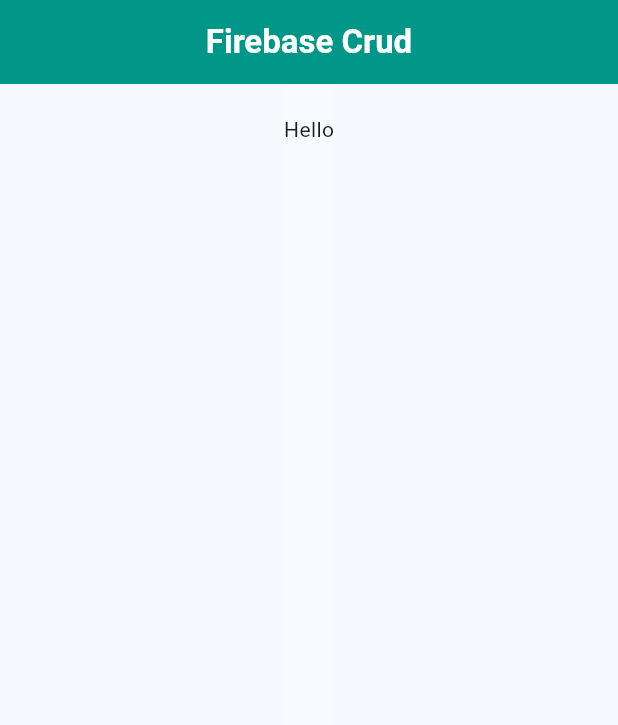
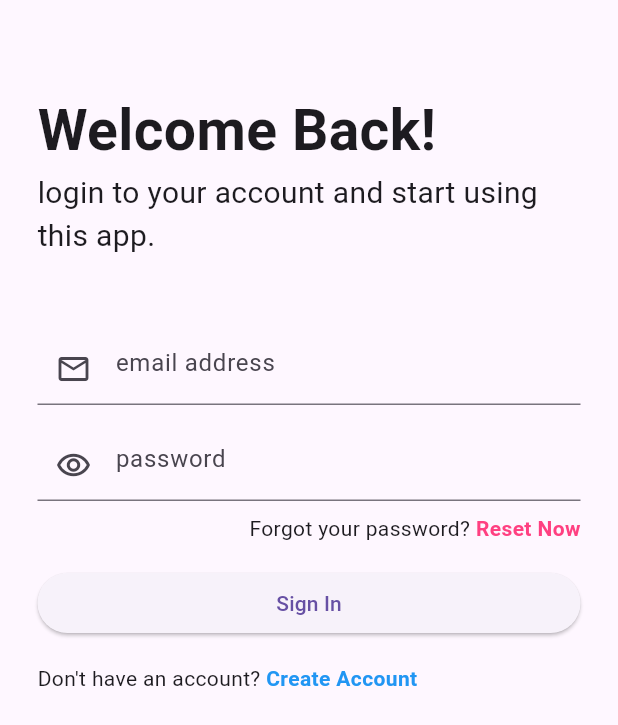
Before and after one commit to Tanvir-Hasan2/Firebase-CRUD-all-by-me, a Flutter app: the screen it shows after launch, on a phone screen of 412 x 824 dp. Shown: the top 725 px of the screen. Run offline on Flutter 3.47's test engine with Material 3 defaults, Android fonts, the phone set to English and light mode, and no system bars; our stand-ins replace cloud_firestore, firebase_auth, firebase_core, firebase_storage, fluttertoast, image_picker; accounts and stored records are empty.

Commit message:
added crud service and login

```diff
--- /dev/null
+++ b/lib/auth/sign_in.dart
@@ -0,0 +1,159 @@
+import 'package:firebase_auth/firebase_auth.dart';
+import 'package:flutter/gestures.dart';
+import 'package:flutter/material.dart';
+
+import '../home.dart';
+import 'reset_password.dart';
+import 'sign_up.dart';
+
+
+class SignIn extends StatelessWidget {
+
+  TextEditingController _emailController = TextEditingController();
+  TextEditingController _passwordController = TextEditingController();
+
+  signIn(email, pass, context) async {
+    try {
+      final credential = await FirebaseAuth.instance.signInWithEmailAndPassword(
+        email: email,
+        password: pass,
+      );
+      var authCredential = credential.user;
+      if (authCredential!.uid.isNotEmpty) {
+        Navigator.push(context,
+            MaterialPageRoute(builder: (context) => HomeScreen()));
+      }
+    } on FirebaseAuthException catch (e) {
+      if (e.code == 'user-not-found') {
+        print('No user found for that email.');
+      } else if (e.code == 'wrong-password') {
+        print('Wrong password provided for that user.');
+      }
+    }
+  }
+
+
+  signOut() async {
+    var result = await FirebaseAuth.instance.signOut();
+    return result;
+  }
+
+  @override
+  Widget build(BuildContext context) {
+    return Scaffold(
+      body: SafeArea(
+        child: Padding(
+          padding: const EdgeInsets.only(
+            top: 60,
+            left: 25,
+            right: 25,
+          ),
+          child: SingleChildScrollView(
+            child: Column(
+              crossAxisAlignment: CrossAxisAlignment.start,
+              children: [
+                Text(
+                  'Welcome Back!',
+                  style: TextStyle(
+                    fontSize: 38,
+                    fontWeight: FontWeight.w600,
+                  ),
+                ),
+                Text(
+                  'login to your account and start using this app.',
+                  style: TextStyle(
+                    fontSize: 20,
+                    fontWeight: FontWeight.w400,
+                  ),
+                ),
+                SizedBox(
+                  height: 50,
+                ),
+                TextFormField(
+                  controller: _emailController,
+                  decoration: InputDecoration(
+                    hintText: 'email address',
+                    prefixIcon: Icon(
+                      Icons.email_outlined,
+                    ),
+                  ),
+                ),
+                Divider(
+                  color: Colors.transparent,
+                ),
+                TextFormField(
+                  controller: _passwordController,
+                  decoration: InputDecoration(
+                    hintText: 'password',
+                    prefixIcon: Icon(
+                      Icons.remove_red_eye_outlined,
+                    ),
+                  ),
+                ),
+                SizedBox(
+                  height: 8,
+                ),
+                Align(
+                  alignment: Alignment.bottomRight,
+                  child: Text.rich(
+                    TextSpan(text: 'Forgot your password? ', children: [
+                      TextSpan(
+                        recognizer: TapGestureRecognizer()
+                          ..onTap = () => Navigator.push(
+                            context,
+                            MaterialPageRoute(
+                              builder: (_) => ResetPassword(),
+                            ),
+                          ),
+                        text: 'Reset Now',
+                        style: TextStyle(
+                          fontWeight: FontWeight.w600,
+                          color: Colors.pinkAccent,
+                        ),
+                      )
+                    ]),
+                  ),
+                ),
+                Divider(
+                  color: Colors.transparent,
+                ),
+                SizedBox(
+                  width: double.maxFinite,
+                  child: ElevatedButton(
+                    onPressed: () => signIn(
+                        _emailController.text, _passwordController.text, context),
+                    child: Text('Sign In'),
+                  ),
+                ),
+                Divider(
+                  color: Colors.transparent,
+                ),
+                Text.rich(
+                  TextSpan(text: 'Don\'t have an account? ', children: [
+                    TextSpan(
+                      recognizer: TapGestureRecognizer()
+                        ..onTap = () => Navigator.push(
+                          context,
+                          MaterialPageRoute(
+                            builder: (_) => SignUp(),
+                          ),
+                        ),
+                      text: 'Create Account',
+                      style: TextStyle(
+                        fontWeight: FontWeight.w600,
+                        color: Colors.blue,
+                      ),
+                    )
+                  ]),
+                ),
+                Divider(
+                  color: Colors.transparent,
+                ),
+              ],
+            ),
+          ),
+        ),
+      ),
+    );
+  }
+}
--- a/lib/main.dart
+++ b/lib/main.dart
@@ -1,13 +1,14 @@
+import 'package:firebase_core/firebase_core.dart';
 import 'package:flutter/material.dart';
-import 'package:firebase_core/firebase_core.dart';
-import 'firebase_options.dart';
 
-void main() async{
+import 'auth/sign_in.dart';
+
+void main() async {
   WidgetsFlutterBinding.ensureInitialized();
-  await Firebase.initializeApp(
-    options: DefaultFirebaseOptions.currentPlatform,
+  await Firebase.initializeApp();
+  runApp(
+    const MyApp(),
   );
-  runApp(const MyApp());
 }
 
 class MyApp extends StatelessWidget {
@@ -17,44 +18,11 @@
   @override
   Widget build(BuildContext context) {
     return MaterialApp(
-      debugShowCheckedModeBanner: false,
-      title: 'Flutter Demo',
+      title: 'Firebase Crud',
       theme: ThemeData(
-        colorScheme: ColorScheme.fromSeed(seedColor: Colors.blue),
-        useMaterial3: true,
+        primarySwatch: Colors.blue,
       ),
-      home: const HomePage(),
+      home: SignIn(),
     );
   }
 }
-class HomePage extends StatefulWidget {
-  const HomePage({super.key});
-
-  @override
-  State<HomePage> createState() => _HomePageState();
-}
-
-class _HomePageState extends State<HomePage> {
-  @override
-  Widget build(BuildContext context) {
-    return SafeArea(
-      child: Scaffold(
-        appBar: AppBar(
-          backgroundColor: Colors.teal,
-          title: const Text("Firebase Crud",style: TextStyle(color:Colors.white,fontWeight: FontWeight.bold),),
-          centerTitle: true,
-        ),
-        body: Center(
-          child: Container(
-            color: Colors.white12,
-            child: const Column(
-              children: [
-                Text("\nHello"),
-              ],
-            ),
-          ),
-        ),
-      ),
-    );
-  }
-}
--- a/pubspec.yaml
+++ b/pubspec.yaml
@@ -36,6 +36,11 @@
   # Use with the CupertinoIcons class for iOS style icons.
   cupertino_icons: ^1.0.2
   firebase_core:
+  firebase_auth:
+  cloud_firestore:
+  firebase_storage:
+  fluttertoast:
+  image_picker:
 
 dev_dependencies:
   flutter_test:
```
Also changed, not shown: lib/auth/reset_password.dart (added, +71 -0 lines), lib/auth/sign_up.dart (added, +128 -0 lines), lib/home.dart (added, +302 -0 lines), pubspec.lock, 6 other files.
